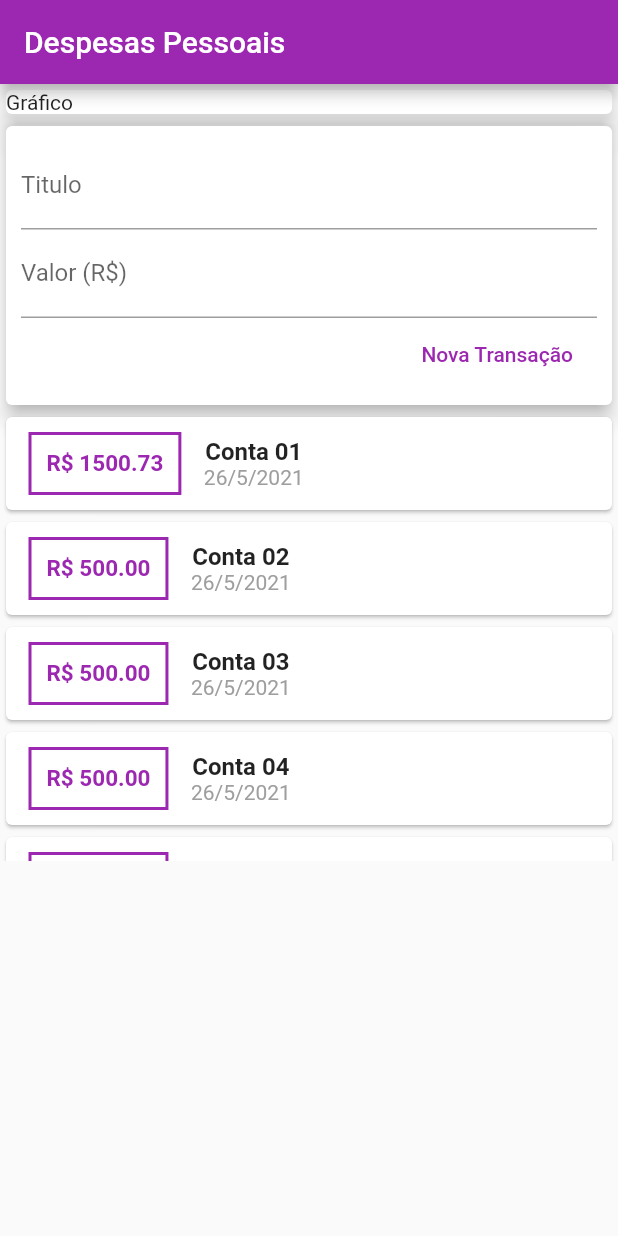
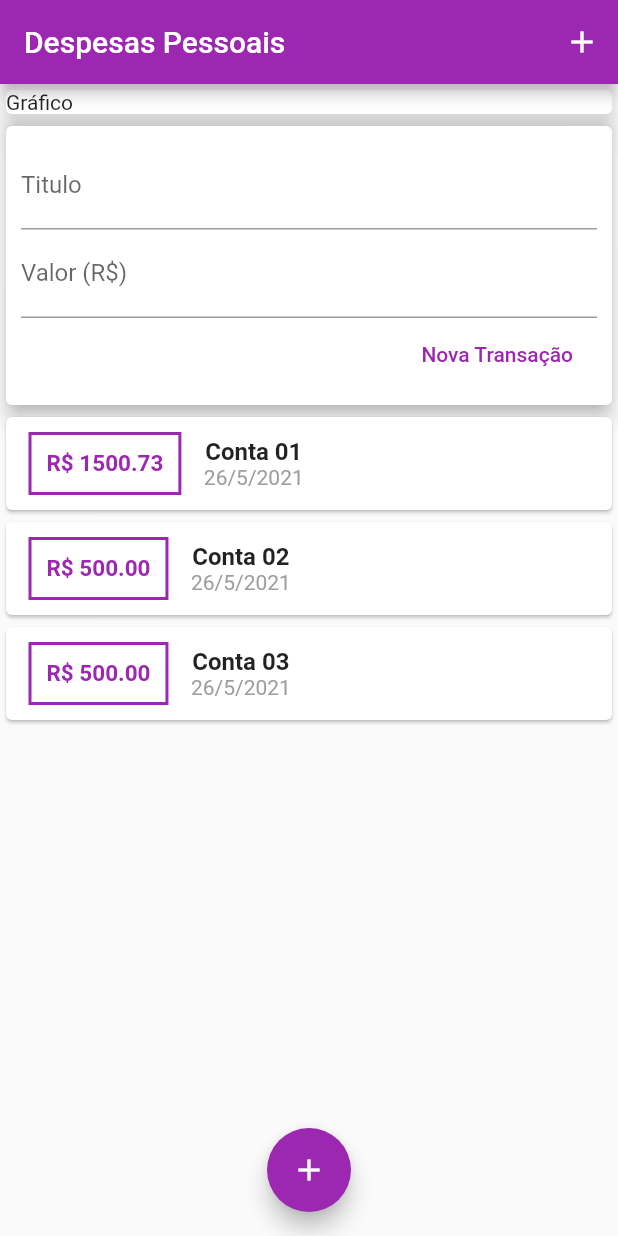
Before and after one commit to hugofsd/App-Flutter-Despesas, a Flutter app: the screen it shows after launch, on a phone screen of 412 x 824 dp. Run offline on Flutter 3.47's test engine with Material 2 defaults, Android fonts, the phone set to English and light mode, and no system bars.

Commit message:
Botões para adcionar transação

```diff
--- a/lib/components/Transaction_User.dart
+++ b/lib/components/Transaction_User.dart
@@ -31,24 +31,6 @@ class _TransactionUserState extends State<TransactionUser> {
       value: 500.00,
       date: DateTime.now(),
     ),
-    Transaction(
-      id: 't4',
-      title: 'Conta 04',
-      value: 500.00,
-      date: DateTime.now(),
-    ),
-    Transaction(
-      id: 't5',
-      title: 'Conta 05',
-      value: 500.00,
-      date: DateTime.now(),
-    ),
-    Transaction(
-      id: 't6',
-      title: 'Conta 06',
-      value: 500.00,
-      date: DateTime.now(),
-    ),
   };
 
   _addTransaction(String title, double value) {
--- a/lib/main.dart
+++ b/lib/main.dart
@@ -21,9 +21,16 @@ class MyHomePage extends StatelessWidget {
     return Scaffold(
       appBar: AppBar(
         title: Text('Despesas Pessoais'),
+        actions: <Widget>[
+          IconButton(
+            icon: Icon(Icons.add),
+            onPressed: () {},
+          )
+        ],
         backgroundColor: Colors.purple,
       ),
       // habilitar rolagem
+
       body: SingleChildScrollView(
         child: Column(
           //COLUNA
@@ -45,6 +52,14 @@ class MyHomePage extends StatelessWidget {
             TransactionUser(),
           ],
         ),
-        ));
+      ),
+      floatingActionButton: FloatingActionButton(
+        child: Icon(Icons.add),
+        backgroundColor: Colors.purple,
+        onPressed: () {},
+      ),
+      floatingActionButtonLocation:
+          FloatingActionButtonLocation.centerFloat, // centralizar o botão
+    );
   }
 }
```
Lines whose indentation alone changed are shown as unchanged.
